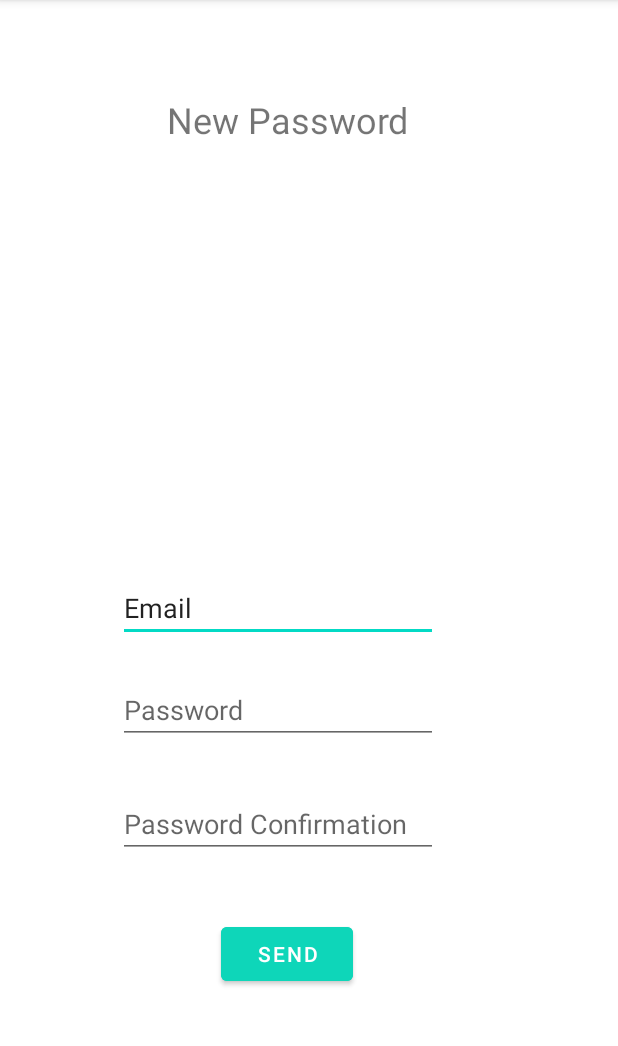
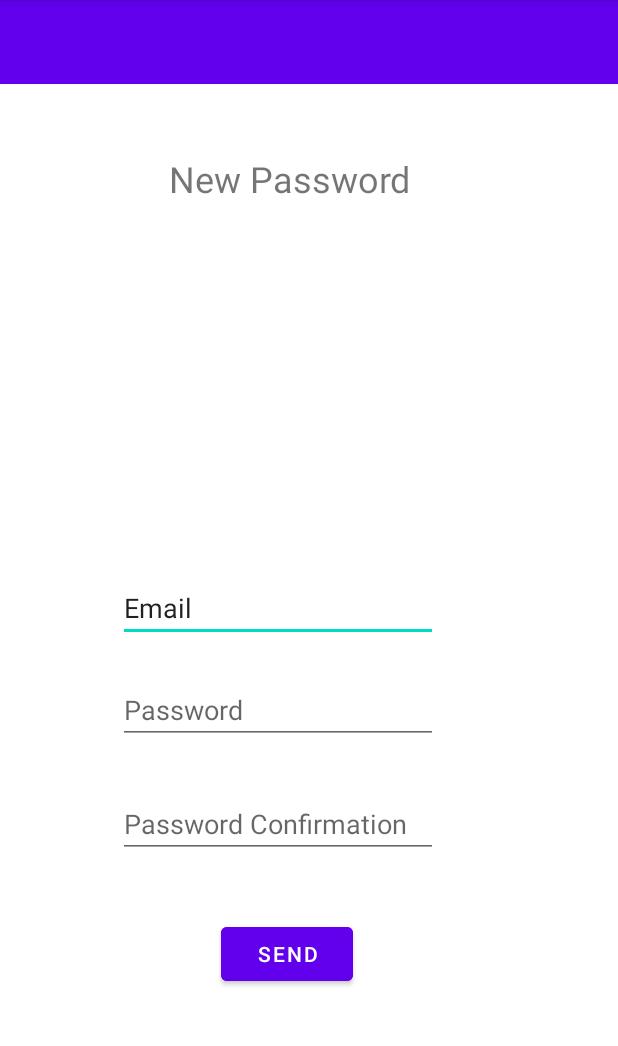
Before and after one commit to RobertHESSO/RoomReservation, an Android app: the ForgotPassword screen opened directly, with no data from a screen before it, on a phone screen of 412 x 824 dp, the part 84-1130 px from its top. Run offline under Robolectric (Android 15) with nearby library versions, the phone set to English and light mode, and no system bars.

Commit message:
Toolbar hinzugefügt und button farben gewechselt

```diff
--- a/app/src/main/res/layout/activity_booked_room_list.xml
+++ b/app/src/main/res/layout/activity_booked_room_list.xml
@@ -68,7 +68,7 @@
             android:id="@+id/buttonCHangeRoomList"
             android:layout_width="match_parent"
             android:layout_height="wrap_content"
-            android:backgroundTint="#0ED6B9"
+            android:backgroundTint="?attr/colorPrimary"
             android:text="Change"
             android:textAlignment="center" />
 
--- a/app/src/main/res/layout/activity_forgot_password.xml
+++ b/app/src/main/res/layout/activity_forgot_password.xml
@@ -15,10 +15,10 @@
         android:textSize="24sp"
         app:layout_constraintBottom_toBottomOf="parent"
         app:layout_constraintEnd_toEndOf="parent"
-        app:layout_constraintHorizontal_bias="0.423"
+        app:layout_constraintHorizontal_bias="0.433"
         app:layout_constraintStart_toStartOf="parent"
         app:layout_constraintTop_toTopOf="parent"
-        app:layout_constraintVertical_bias="0.089" />
+        app:layout_constraintVertical_bias="0.145" />
 
     <EditText
         android:id="@+id/editTextEmailNewPassword"
@@ -61,10 +61,20 @@
         android:layout_width="wrap_content"
         android:layout_height="wrap_content"
         android:layout_marginBottom="108dp"
-        android:backgroundTint="#0ED6B9"
+        android:backgroundTint="?attr/colorPrimary"
         android:text="Send"
         app:layout_constraintBottom_toBottomOf="parent"
         app:layout_constraintEnd_toEndOf="parent"
         app:layout_constraintHorizontal_bias="0.455"
         app:layout_constraintStart_toStartOf="parent" />
+
+    <androidx.appcompat.widget.Toolbar
+        android:id="@+id/toolbar3"
+        android:layout_width="match_parent"
+        android:layout_height="wrap_content"
+        android:background="?attr/colorPrimary"
+        android:minHeight="?attr/actionBarSize"
+        android:theme="?attr/actionBarTheme"
+        app:layout_constraintStart_toStartOf="parent"
+        app:layout_constraintTop_toTopOf="parent" />
 </androidx.constraintlayout.widget.ConstraintLayout>
```
Also changed, not shown: app/src/main/res/layout/activity_add_new_guest.xml (+11 -1 lines), app/src/main/res/layout/activity_add_room.xml (+12 -2 lines), app/src/main/res/layout/activity_main_menu.xml (+5 -5 lines), app/src/main/res/layout/activity_register_user.xml (+12 -3 lines).
